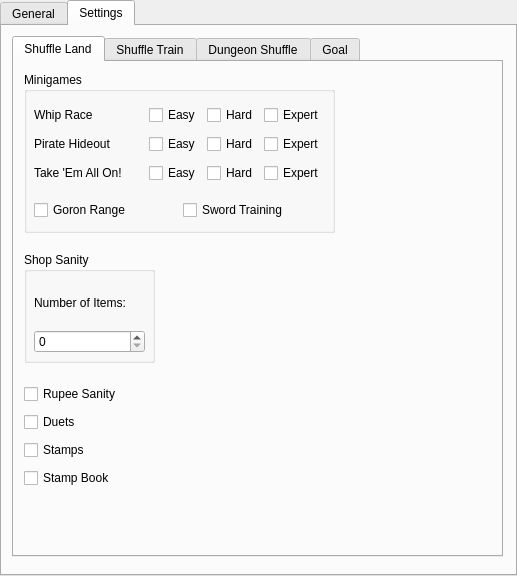
First picture: the form in rando/gui/ui/patcher.ui, repository Yanis002/strando, before the edit.
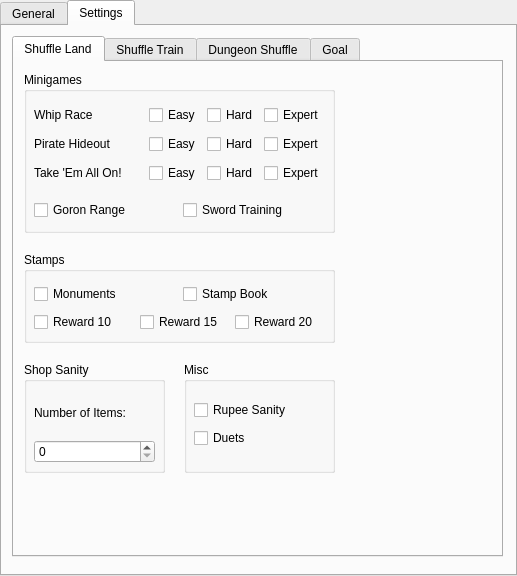
Second picture: the form after the edit. The open tabs and pages were chosen to show the change.

Commit message: patcher: rework stamps ui

What changed in the file:
```diff
--- a/rando/gui/ui/patcher.ui
+++ b/rando/gui/ui/patcher.ui
@@ -322,8 +322,8 @@
       <property name="geometry">
        <rect>
         <x>10</x>
-        <y>190</y>
-        <width>131</width>
+        <y>300</y>
+        <width>141</width>
         <height>111</height>
        </rect>
       </property>
@@ -335,7 +335,7 @@
         <rect>
          <x>10</x>
          <y>30</y>
-         <width>111</width>
+         <width>121</width>
          <height>71</height>
         </rect>
        </property>
@@ -357,46 +357,6 @@
        </layout>
       </widget>
      </widget>
-     <widget class="QWidget" name="gridLayoutWidget_5">
-      <property name="geometry">
-       <rect>
-        <x>10</x>
-        <y>320</y>
-        <width>131</width>
-        <height>111</height>
-       </rect>
-      </property>
-      <layout class="QGridLayout" name="misc_layout">
-       <item row="1" column="0">
-        <widget class="QCheckBox" name="duets">
-         <property name="text">
-          <string>Duets</string>
-         </property>
-        </widget>
-       </item>
-       <item row="0" column="0">
-        <widget class="QCheckBox" name="rupeesanity">
-         <property name="text">
-          <string>Rupee Sanity</string>
-         </property>
-        </widget>
-       </item>
-       <item row="2" column="0">
-        <widget class="QCheckBox" name="stamps">
-         <property name="text">
-          <string>Stamps</string>
-         </property>
-        </widget>
-       </item>
-       <item row="3" column="0">
-        <widget class="QCheckBox" name="stamp_book">
-         <property name="text">
-          <string>Stamp Book</string>
-         </property>
-        </widget>
-       </item>
-      </layout>
-     </widget>
      <widget class="QGroupBox" name="minigame_group">
       <property name="geometry">
        <rect>
@@ -544,6 +504,141 @@
        </layout>
       </widget>
      </widget>
+     <widget class="QGroupBox" name="stamp_group">
+      <property name="geometry">
+       <rect>
+        <x>10</x>
+        <y>190</y>
+        <width>311</width>
+        <height>91</height>
+       </rect>
+      </property>
+      <property name="title">
+       <string>Stamps</string>
+      </property>
+      <widget class="QWidget" name="horizontalLayoutWidget_4">
+       <property name="geometry">
+        <rect>
+         <x>10</x>
+         <y>30</y>
+         <width>291</width>
+         <height>24</height>
+        </rect>
+       </property>
+       <layout class="QHBoxLayout" name="stamp_item_layout">
+        <item>
+         <widget class="QCheckBox" name="stamps">
+          <property name="minimumSize">
+           <size>
+            <width>0</width>
+            <height>0</height>
+           </size>
+          </property>
+          <property name="maximumSize">
+           <size>
+            <width>16777215</width>
+            <height>16777215</height>
+           </size>
+          </property>
+          <property name="text">
+           <string>Monuments</string>
+          </property>
+         </widget>
+        </item>
+        <item>
+         <widget class="QCheckBox" name="stamp_book">
+          <property name="maximumSize">
+           <size>
+            <width>16777215</width>
+            <height>16777215</height>
+           </size>
+          </property>
+          <property name="text">
+           <string>Stamp Book</string>
+          </property>
+         </widget>
+        </item>
+       </layout>
+      </widget>
+      <widget class="QWidget" name="horizontalLayoutWidget_5">
+       <property name="geometry">
+        <rect>
+         <x>10</x>
+         <y>60</y>
+         <width>290</width>
+         <height>21</height>
+        </rect>
+       </property>
+       <layout class="QHBoxLayout" name="stamp_reward_layout">
+        <item>
+         <widget class="QCheckBox" name="stamp_reward_10">
+          <property name="minimumSize">
+           <size>
+            <width>100</width>
+            <height>0</height>
+           </size>
+          </property>
+          <property name="text">
+           <string>Reward 10</string>
+          </property>
+         </widget>
+        </item>
+        <item>
+         <widget class="QCheckBox" name="stamp_reward_15">
+          <property name="text">
+           <string>Reward 15</string>
+          </property>
+         </widget>
+        </item>
+        <item>
+         <widget class="QCheckBox" name="stamp_reward_20">
+          <property name="text">
+           <string>Reward 20</string>
+          </property>
+         </widget>
+        </item>
+       </layout>
+      </widget>
+     </widget>
+     <widget class="QGroupBox" name="groupBox_2">
+      <property name="geometry">
+       <rect>
+        <x>170</x>
+        <y>300</y>
+        <width>151</width>
+        <height>111</height>
+       </rect>
+      </property>
+      <property name="title">
+       <string>Misc</string>
+      </property>
+      <widget class="QWidget" name="gridLayoutWidget_5">
+       <property name="geometry">
+        <rect>
+         <x>10</x>
+         <y>36</y>
+         <width>131</width>
+         <height>52</height>
+        </rect>
+       </property>
+       <layout class="QGridLayout" name="misc_layout">
+        <item row="1" column="0">
+         <widget class="QCheckBox" name="duets">
+          <property name="text">
+           <string>Duets</string>
+          </property>
+         </widget>
+        </item>
+        <item row="0" column="0">
+         <widget class="QCheckBox" name="rupeesanity">
+          <property name="text">
+           <string>Rupee Sanity</string>
+          </property>
+         </widget>
+        </item>
+       </layout>
+      </widget>
+     </widget>
     </widget>
     <widget class="QWidget" name="subtab_shuffle_train">
      <attribute name="title">
```
The commit also changes 2 other files.
